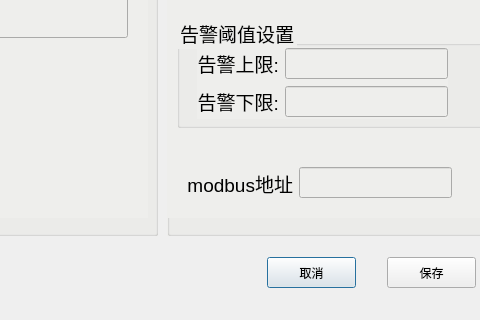
This is qt-app-master/facedit.ui in aa123Eason/workcode as Qt 5 draws it before an edit; both pictures show x 183 to 663 and y 273 to 593 of the 1083 by 593 pixel window. The edited form follows.
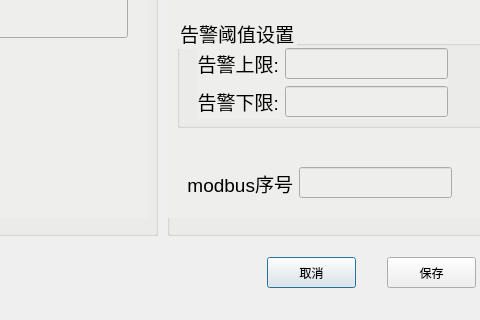
This is the edited form. Icons and pictures are not drawn.

The edit to the form file:
```diff
--- a/qt-app-master/facedit.ui
+++ b/qt-app-master/facedit.ui
@@ -1303,7 +1303,7 @@
          </font>
         </property>
         <property name="text">
-         <string>modbus地址</string>
+         <string>modbus序号</string>
         </property>
         <property name="alignment">
          <set>Qt::AlignRight|Qt::AlignTrailing|Qt::AlignVCenter</set>
```
